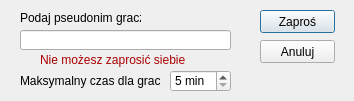
First picture: the form in ModulLobby/dialogwyslijzaproszenie.ui, repository KFlaga/szachyqt, before the edit.
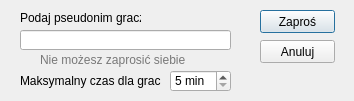
Second picture: the form after the edit.

```diff
--- a/ModulLobby/dialogwyslijzaproszenie.ui
+++ b/ModulLobby/dialogwyslijzaproszenie.ui
@@ -113,6 +113,9 @@
    </property>
   </widget>
   <widget class="QLabel" name="labelBlad">
+   <property name="enabled">
+    <bool>false</bool>
+   </property>
    <property name="geometry">
     <rect>
      <x>40</x>
```
